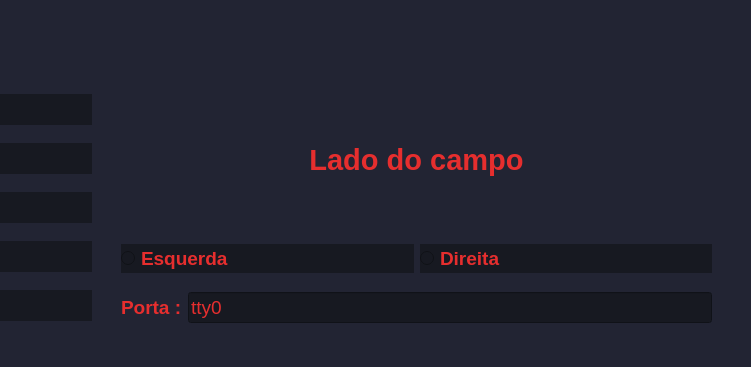
Above: reddragons/interface/ui_files/controle.ui from Red-Dragons-UFSCar/red-visao before the change; both pictures show x 239 to 990 and y 358 to 725 of the 990 by 725 pixel window. Below: the same form after it.
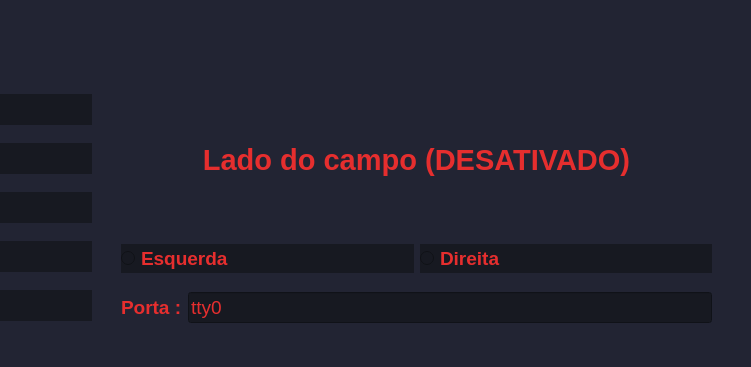
That is the form after the change.

Commit message: Lados de campo

Patch:
```diff
--- a/reddragons/interface/ui_files/controle.ui
+++ b/reddragons/interface/ui_files/controle.ui
@@ -476,7 +476,7 @@
         </font>
        </property>
        <property name="text">
-        <string>&lt;html&gt;&lt;head/&gt;&lt;body&gt;&lt;p&gt;&lt;span style=&quot; color:#e62e2e;&quot;&gt;Lado do campo&lt;/span&gt;&lt;/p&gt;&lt;/body&gt;&lt;/html&gt;</string>
+        <string>&lt;html&gt;&lt;head/&gt;&lt;body&gt;&lt;p&gt;&lt;span style=&quot; color:#e62e2e;&quot;&gt;Lado do campo (DESATIVADO)&lt;/span&gt;&lt;/p&gt;&lt;/body&gt;&lt;/html&gt;</string>
        </property>
        <property name="alignment">
         <set>Qt::AlignCenter</set>
```
The commit also changes 3 other files.
